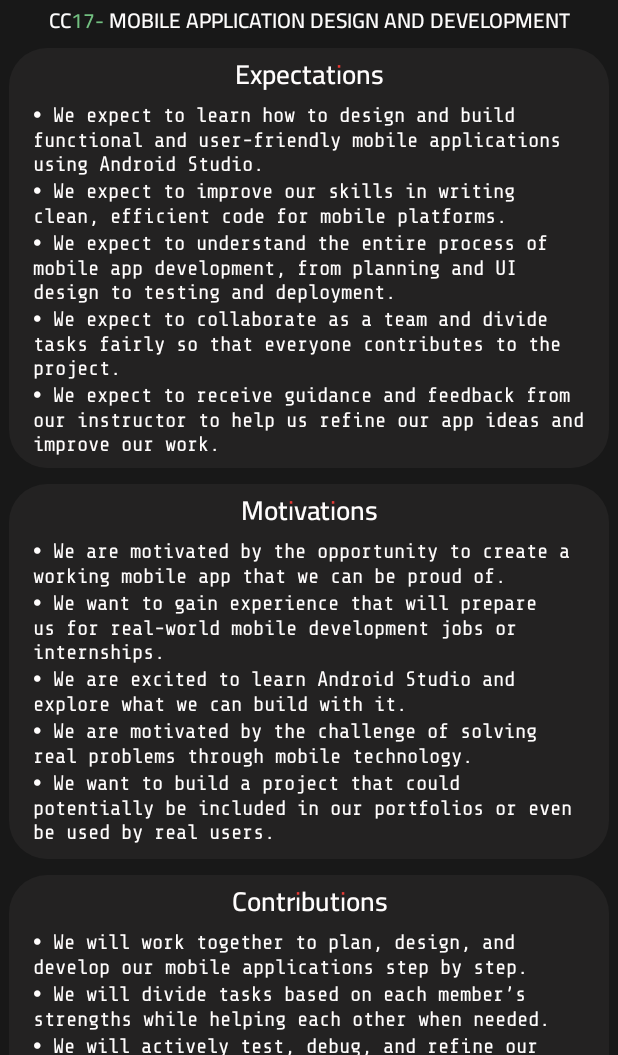
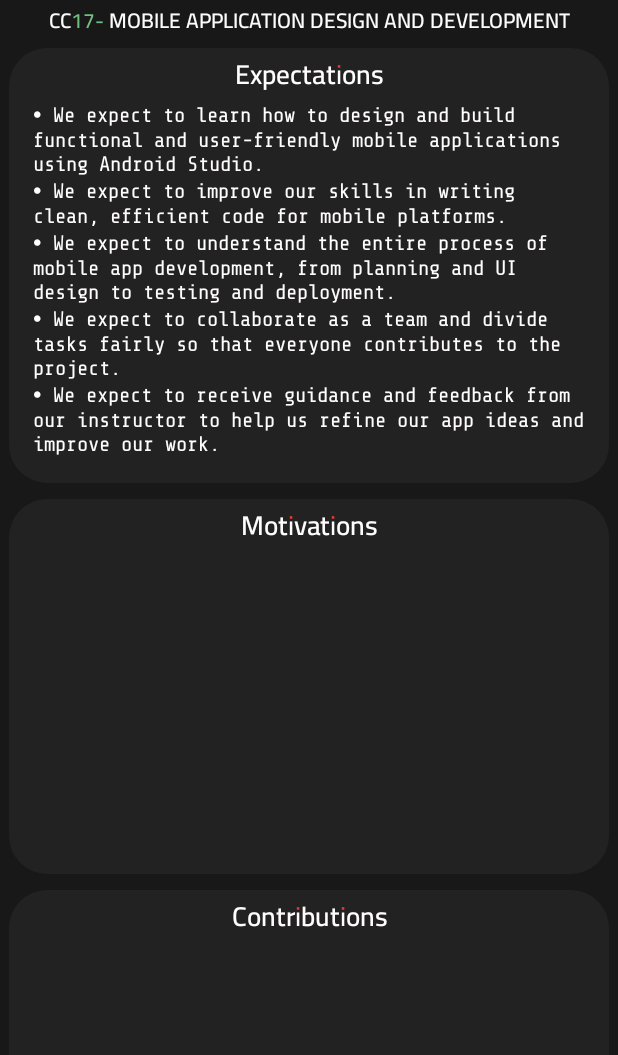
Before and after one commit to justcallmezaaii/LearningContract, an Android app: the screen it shows after launch (MainActivity), on a phone screen of 412 x 824 dp, the part 181-1236 px from its top. Run offline under Robolectric (Android 15) with nearby library versions, the phone set to English and light mode, and no system bars; Roboto replaces fonts that are not available here.

Commit message:
modified UI and uploaded additional assets

```diff
--- a/app/src/main/res/layout/activity_main.xml
+++ b/app/src/main/res/layout/activity_main.xml
@@ -76,7 +76,7 @@
                 android:backgroundTint="@color/colorSecondary"
                 android:backgroundTintMode="add"
                 android:minWidth="411dp"
-                android:minHeight="280dp"
+                android:minHeight="290dp"
                 android:scrollbarStyle="insideInset"
                 android:visibility="visible">
 
@@ -553,6 +553,24 @@
                 android:textColor="#FFFEFE"
                 android:textSize="16sp"
                 android:textStyle="bold" />
+            <ImageView
+                android:id="@+id/signature5"
+                android:layout_width="match_parent"
+                android:layout_height="78dp"
+                android:contentDescription="@string/signature"
+                android:scaleType="fitCenter"
+                app:srcCompat="@drawable/lsign" />
+
+            <TextView
+                android:id="@+id/textView37"
+                android:layout_width="match_parent"
+                android:layout_height="wrap_content"
+                android:fontFamily="@font/cairo_play_semibold"
+                android:text="@string/name5"
+                android:textAlignment="center"
+                android:textColor="#FFFEFE"
+                android:textSize="16sp"
+                android:textStyle="bold" />
         </LinearLayout>
     </ScrollView>
 
--- a/app/src/main/res/values/strings.xml
+++ b/app/src/main/res/values/strings.xml
@@ -2,10 +2,10 @@
     <string name="app_name">LearningContract</string>
     <string name="learning_contract">Learning Contract</string>
     <string name="name1">Zairen V. Lapid</string>
-    <string name="name2">Christine Jane Reyes</string>
-    <string name="name3">Gabriel Angelo Ramos</string>
-    <string name="name4">Mark Vincent Rodulfa</string>
-    <string name="name5">name</string>
+    <string name="name2">Christine Jane P. Reyes</string>
+    <string name="name3">Gabriel Angelo S. Ramos</string>
+    <string name="name4">Mark Vincent L. Rodulfa</string>
+    <string name="name5">Lutgardez B. Boclog</string>
     <string name="contract_icon">Contract</string>
     <string name="cc17">CC17- MOBILE APPLICATION DESIGN AND DEVELOPMENT</string>
     <string name="expectations">Expectations</string>
@@ -15,23 +15,23 @@
     <string name="exp4">⦁	We expect to collaborate as a team and divide tasks fairly so that everyone contributes to the project.</string>
     <string name="exp5">⦁	We expect to receive guidance and feedback from our instructor to help us refine our app ideas and improve our work.</string>
     <string name="motivations">Motivations</string>
-    <string name="mot1">⦁	We are motivated by the opportunity to create a working mobile app that we can be proud of.</string>
-    <string name="mot2">⦁	We want to gain experience that will prepare us for real-world mobile development jobs or internships.</string>
-    <string name="mot3">⦁	We are excited to learn Android Studio and explore what we can build with it.</string>
-    <string name="mot4">⦁	We are motivated by the challenge of solving real problems through mobile technology.</string>
-    <string name="mot5">⦁	We want to build a project that could potentially be included in our portfolios or even be used by real users.</string>
+    <string name="mot1"></string>
+    <string name="mot2"></string>
+    <string name="mot3"></string>
+    <string name="mot4"></string>
+    <string name="mot5"></string>
     <string name="contributions">Contributions</string>
-    <string name="con1">⦁	We will work together to plan, design, and develop our mobile applications step by step.</string>
-    <string name="con2">⦁	We will divide tasks based on each member’s strengths while helping each other when needed.</string>
-    <string name="con3">⦁	We will actively test, debug, and refine our apps to make sure they work smoothly.</string>
-    <string name="con4">⦁	We will stay organized by keeping track of our progress and deadlines to avoid last-minute rushes.</string>
-    <string name="con5">⦁	We will present our work professionally and clearly during project demonstrations.</string>
+    <string name="con1"></string>
+    <string name="con2"></string>
+    <string name="con3"></string>
+    <string name="con4"></string>
+    <string name="con5"></string>
     <string name="hindrances">Hindrances</string>
-    <string name="hind1">⦁	We might face challenges when debugging errors that are hard to track down in Android Studio.</string>
-    <string name="hind2">⦁	We may encounter scheduling conflicts that make it hard to meet regularly as a group.</string>
-    <string name="hind3">⦁	We could have difficulty managing time when several deliverables are due at the same time.</string>
-    <string name="hind4">⦁	We may struggle with remembering concepts like APIs, databases, or UI/UX best practices at first.</string>
-    <string name="hind5">⦁	Technical issues like slow laptops/desktops or emulator problems could delay our development process.</string>
+    <string name="hind1"></string>
+    <string name="hind2"></string>
+    <string name="hind3"></string>
+    <string name="hind4"></string>
+    <string name="hind5"></string>
     <string name="signature">signature</string>
 
 
```
Also changed, not shown: app/src/main/res/drawable/lsign.png (added).
